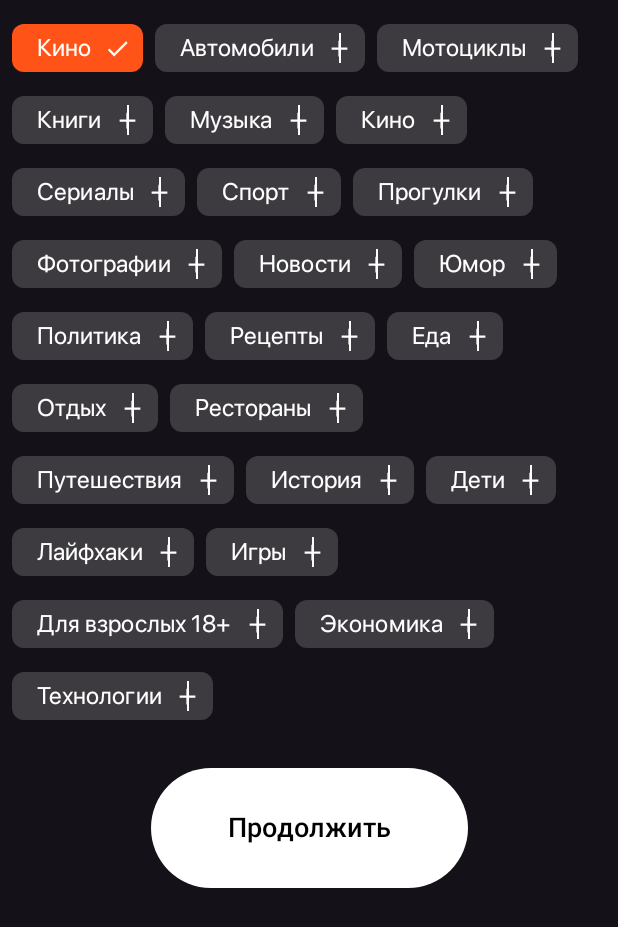
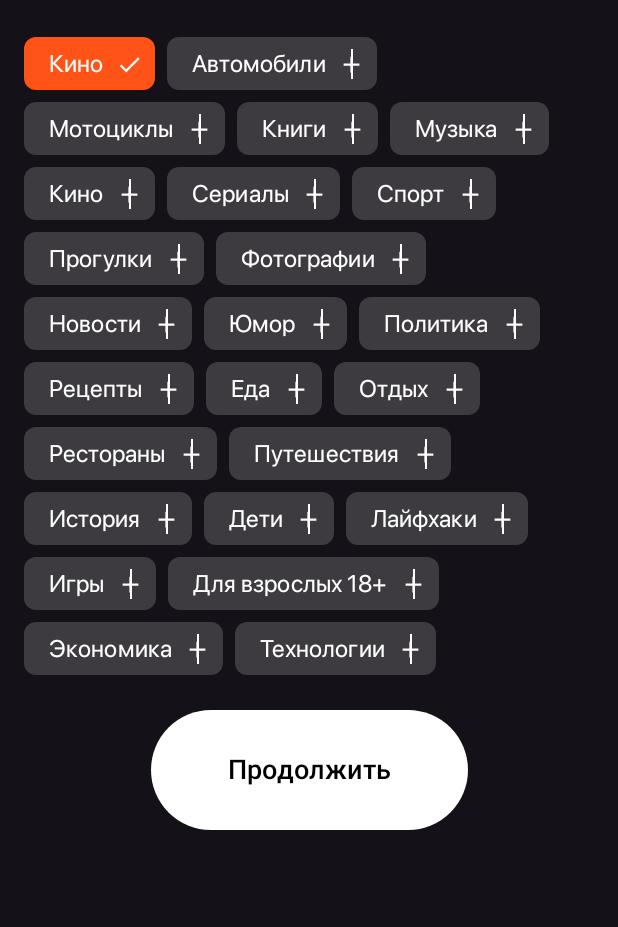
Before and after one commit to ShamsutOFF/AppForVKCup2022, an Android app built with Jetpack Compose: the screen it shows after launch (MainActivity), after a tap on "Кино", on a phone screen of 412 x 824 dp. Shown: the top 927 px of the screen. Run offline under Robolectric (Android 15) with nearby library versions, the phone set to English and light mode, and no system bars; our stand-ins replace accompanist.

Commit message:
Почти готово. Осталось верхнее меню

```diff
--- a/app/src/main/java/com/example/myfirststageappforvkcup2022/MainActivity.kt
+++ b/app/src/main/java/com/example/myfirststageappforvkcup2022/MainActivity.kt
@@ -25,15 +25,14 @@ import androidx.compose.ui.text.font.FontFamily
 import androidx.compose.ui.text.style.TextAlign
 import androidx.compose.ui.unit.dp
 import androidx.compose.ui.unit.sp
-import com.example.myfirststageappforvkcup2022.ui.theme.MyFirstStageAppForVKCup2022Theme
-import com.example.myfirststageappforvkcup2022.ui.theme.Orange
-import com.example.myfirststageappforvkcup2022.ui.theme.TransparentWhite
-import com.example.myfirststageappforvkcup2022.ui.theme.White
+import com.example.myfirststageappforvkcup2022.ui.theme.*
 import com.google.accompanist.flowlayout.FlowRow
 
 private const val TAG = "@@@ MainActivity"
+
 private val categories = mutableListOf<String>()
 private val buttonEnabled = mutableStateOf(false)
+private val DIMENS = Dimens()
 
 class MainActivity : ComponentActivity() {
     override fun onCreate(savedInstanceState: Bundle?) {
@@ -52,47 +51,19 @@ private fun MainScreen() {
         modifier = Modifier.fillMaxSize(),
         color = MaterialTheme.colorScheme.background
     ) {
-        LazyColumn {
+        LazyColumn(
+            modifier = Modifier
+                .padding(dimensionResource(R.dimen.padding_medium))
+        ) {
             item {
-                FlowRow(
+                FlowRow (
                     modifier = Modifier
-                        .padding(dimensionResource(R.dimen.padding_small))
-                ) {
+                        .padding(dimensionResource(R.dimen.padding_zero))
+                ){
                     CreateChips()
                     DrawButton()
                 }
             }
-        }
-    }
-}
-
-@Composable
-fun DrawButton() {
-    val context = LocalContext.current
-    Box(modifier = Modifier.fillMaxWidth(), contentAlignment = Alignment.Center) {
-        Button(
-            enabled = buttonEnabled.value,
-            onClick = {
-                Toast.makeText(context, "Вы выбрали: $categories", Toast.LENGTH_SHORT).show()
-            },
-            colors = ButtonDefaults.buttonColors(containerColor = White),
-            modifier = Modifier
-                .padding(
-                    dimensionResource(R.dimen.padding_zero),
-                    dimensionResource(R.dimen.padding_big),
-                    dimensionResource(R.dimen.padding_zero),
-                    dimensionResource(R.dimen.padding_zero)
-                )
-                .height(80.dp)
-                .width(211.dp)
-                .alpha(if (buttonEnabled.value) 1.0f else 0.0f),
-        ) {
-            Text(
-                fontSize = 18.sp,
-                color = Color.Black,
-                text = "Продолжить",
-                textAlign = TextAlign.Center
-            )
         }
     }
 }
@@ -120,10 +91,10 @@ private fun DrawCheckbox(category: String) {
         colors = filterChipsColors,
         modifier = Modifier.padding(
             dimensionResource(R.dimen.padding_zero),
-            dimensionResource(R.dimen.padding_zero),
+            dimensionResource(R.dimen.padding_small),
             dimensionResource(R.dimen.padding_small),
             dimensionResource(R.dimen.padding_zero)
-        ),
+        ).height(dimensionResource(R.dimen.chip_height)),
         border = null,
         selected = selected,
         onClick = {
@@ -134,7 +105,7 @@ private fun DrawCheckbox(category: String) {
         },
         label = {
             Text(
-                fontSize = 16.sp,
+                fontSize = DIMENS.FONT_SIZE_16,
                 color = White,
                 text = category,
                 fontFamily = sfproFont,
@@ -146,12 +117,12 @@ private fun DrawCheckbox(category: String) {
                 Divider(
                     color = White,
                     modifier = Modifier
-                        .height(20.dp)
-                        .width(1.dp)
-                        .alpha(0.0f)
+                        .height(dimensionResource(id = R.dimen.divider_height))
+                        .width(dimensionResource(id = R.dimen.divider_width))
+                        .alpha(DIMENS.ALPHA_INVISIBLE)
                 )
                 Icon(
-                    modifier = Modifier.size(18.dp),
+                    modifier = Modifier.size(dimensionResource(id = R.dimen.icon_size)),
                     tint = White,
                     imageVector = Icons.Filled.Done,
                     contentDescription = "Localized Description"
@@ -162,11 +133,11 @@ private fun DrawCheckbox(category: String) {
                 Divider(
                     color = White,
                     modifier = Modifier
-                        .height(20.dp)
-                        .width(1.dp)
+                        .height(dimensionResource(id = R.dimen.divider_height))
+                        .width(dimensionResource(id = R.dimen.divider_width))
                 )
                 Icon(
-                    modifier = Modifier.size(18.dp),
+                    modifier = Modifier.size(dimensionResource(id = R.dimen.icon_size)),
                     tint = White,
                     imageVector = Icons.Filled.Add,
                     contentDescription = "Localized description"
@@ -175,6 +146,37 @@ private fun DrawCheckbox(category: String) {
         }
     )
 
+}
+
+@Composable
+fun DrawButton() {
+    val context = LocalContext.current
+    Box(modifier = Modifier.fillMaxWidth(), contentAlignment = Alignment.Center) {
+        Button(
+            enabled = buttonEnabled.value,
+            onClick = {
+                Toast.makeText(context, "Вы выбрали: $categories", Toast.LENGTH_SHORT).show()
+            },
+            colors = ButtonDefaults.buttonColors(containerColor = White),
+            modifier = Modifier
+                .padding(
+                    dimensionResource(R.dimen.padding_zero),
+                    dimensionResource(R.dimen.padding_big),
+                    dimensionResource(R.dimen.padding_zero),
+                    dimensionResource(R.dimen.padding_zero)
+                )
+                .height(80.dp)
+                .width(211.dp)
+                .alpha(if (buttonEnabled.value) DIMENS.ALPHA_VISIBLE else DIMENS.ALPHA_INVISIBLE),
+        ) {
+            Text(
+                fontSize = DIMENS.FONT_SIZE_18,
+                color = Color.Black,
+                text = "Продолжить",
+                textAlign = TextAlign.Center
+            )
+        }
+    }
 }
 
 fun getListOfCategories(): List<String> {
--- /dev/null
+++ b/app/src/main/java/com/example/myfirststageappforvkcup2022/ui/theme/Dimens.kt
@@ -0,0 +1,11 @@
+package com.example.myfirststageappforvkcup2022.ui.theme
+
+import androidx.compose.ui.unit.sp
+
+class Dimens {
+    val ALPHA_INVISIBLE = 0.0f
+    val ALPHA_VISIBLE = 1.0f
+
+    val FONT_SIZE_16 = 16.sp
+    val FONT_SIZE_18 = 18.sp
+}
--- a/app/src/main/res/values/dimens.xml
+++ b/app/src/main/res/values/dimens.xml
@@ -4,4 +4,12 @@
     <dimen name="padding_small">8dp</dimen>
     <dimen name="padding_medium">16dp</dimen>
     <dimen name="padding_big">24dp</dimen>
+
+    <dimen name="icon_size">18dp</dimen>
+
+    <dimen name="divider_height">20dp</dimen>
+    <dimen name="divider_width">1dp</dimen>
+
+    <dimen name="chip_height">35dp</dimen>
+
 </resources>
--- a/app/src/main/res/values/themes.xml
+++ b/app/src/main/res/values/themes.xml
@@ -1,5 +1,5 @@
 <?xml version="1.0" encoding="utf-8"?>
 <resources>
 
-    <style name="Theme.MyFirstStageAppForVKCup2022" parent="android:Theme.Material.Light.NoActionBar" />
+    <style name="Theme.MyFirstStageAppForVKCup2022" parent="android:Theme.Material.Light.NoActionBar.TranslucentDecor" />
 </resources>
```
